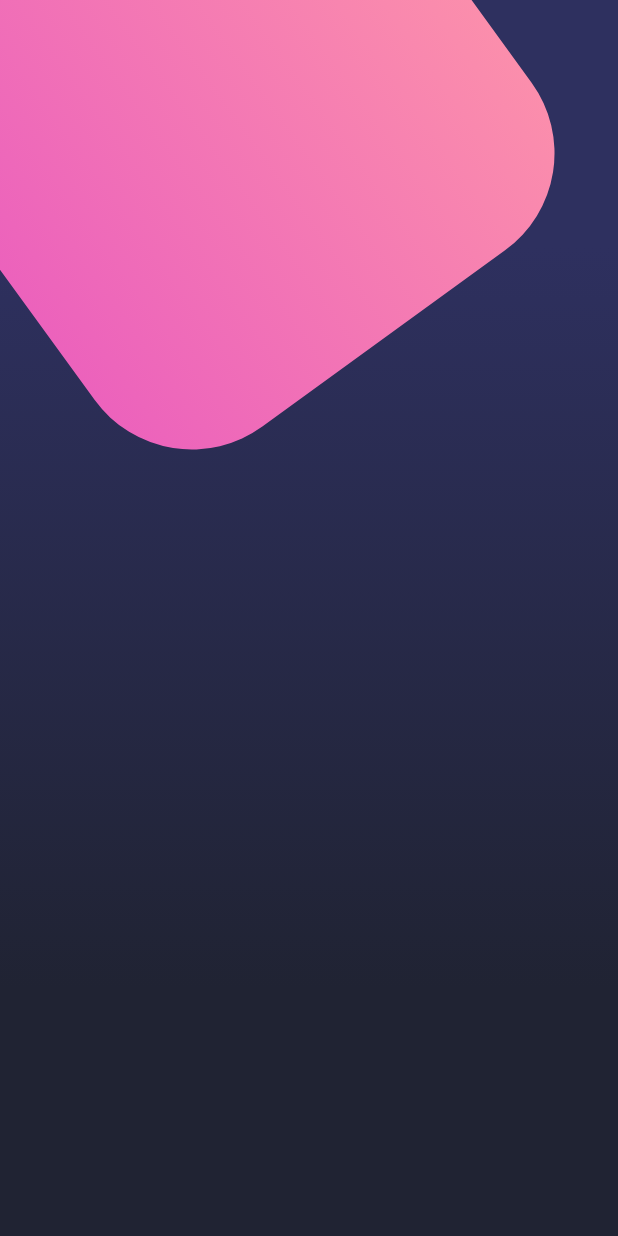
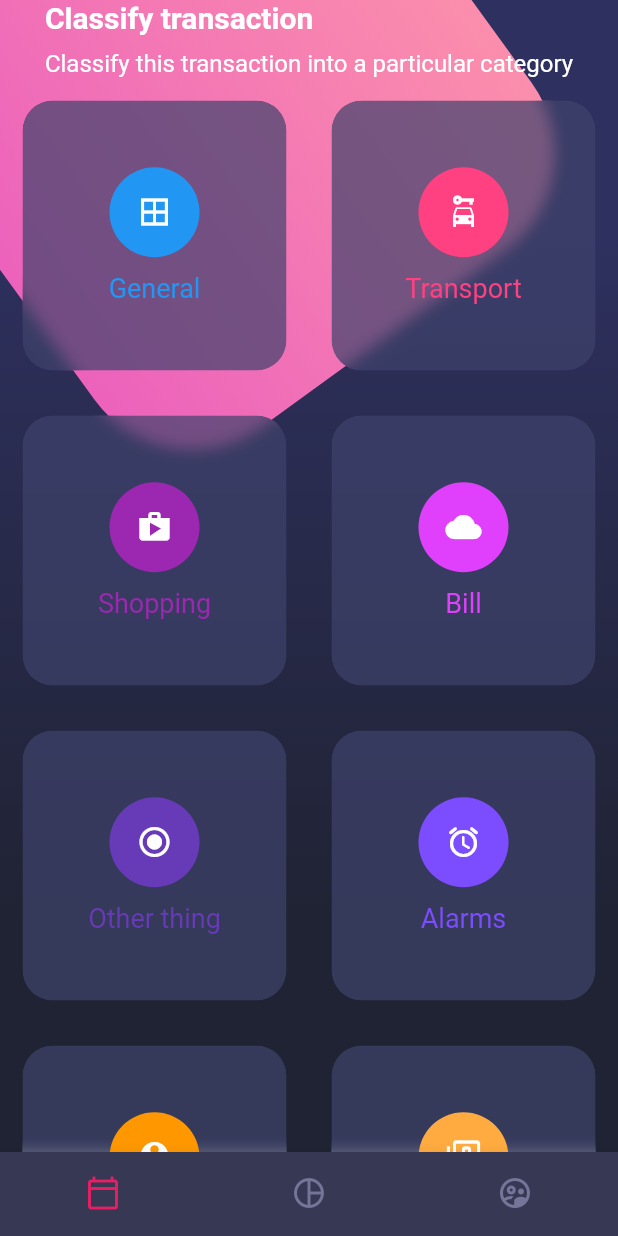
Before and after one commit to frozenfangkb/designs, a Flutter app: the screen it shows after launch, on a phone screen of 412 x 824 dp. Run offline on Flutter 3.47's test engine with Material 2 defaults, Android fonts, the phone set to English and light mode, and no system bars.

Commit message:
app done

```diff
--- a/lib/main.dart
+++ b/lib/main.dart
@@ -2,12 +2,15 @@ import 'package:disenos/screens/basic_design.dart';
 import 'package:disenos/screens/home_screen.dart';
 import 'package:disenos/screens/scroll_design.dart';
 import 'package:flutter/material.dart';
+import 'package:flutter/services.dart';
 
 void main() => runApp(MyApp());
 
 class MyApp extends StatelessWidget {
   @override
   Widget build(BuildContext context) {
+
+    SystemChrome.setSystemUIOverlayStyle(SystemUiOverlayStyle.light);
     return MaterialApp(
       debugShowCheckedModeBanner: false,
       title: 'Material App',
--- a/lib/screens/home_screen.dart
+++ b/lib/screens/home_screen.dart
@@ -1,4 +1,7 @@
 import 'package:disenos/widgets/background.dart';
+import 'package:disenos/widgets/card_table.dart';
+import 'package:disenos/widgets/custom_bottom_navigation.dart';
+import 'package:disenos/widgets/page_title.dart';
 import 'package:flutter/material.dart';
 
 
@@ -9,8 +12,30 @@ class HomeScreen extends StatelessWidget {
     return Scaffold(
       body: Stack(
         children: [
-          Background()
-      ],)
+          Background(),
+          _HomeBody()
+      ],),
+      bottomNavigationBar: CustomBottomNavigation(),
    );
   }
 }
+
+class _HomeBody extends StatelessWidget {
+
+  @override
+  Widget build(BuildContext context) {
+    return SingleChildScrollView(
+      child: Column(
+        children: [
+
+          // Titles
+          PageTitle(),
+
+          // Card table
+          CardTable()
+
+        ],
+      )
+    );
+  }
+}
--- /dev/null
+++ b/lib/widgets/card_table.dart
@@ -0,0 +1,103 @@
+import 'dart:ui';
+
+import 'package:flutter/material.dart';
+
+class CardTable extends StatelessWidget {
+  @override
+  Widget build(BuildContext context) {
+    return Table(
+      children: [
+        TableRow(children: [
+          _SingleCard(
+              color: Colors.blue, icon: Icons.border_all, text: 'General'),
+          _SingleCard(
+              color: Colors.pinkAccent,
+              icon: Icons.car_rental,
+              text: 'Transport'),
+        ]),
+        TableRow(children: [
+          _SingleCard(color: Colors.purple, icon: Icons.shop, text: 'Shopping'),
+          _SingleCard(
+              color: Colors.purpleAccent, icon: Icons.cloud, text: 'Bill'),
+        ]),
+        TableRow(children: [
+          _SingleCard(
+              color: Colors.deepPurple,
+              icon: Icons.radio_button_on,
+              text: 'Other thing'),
+          _SingleCard(
+              color: Colors.deepPurpleAccent,
+              icon: Icons.access_alarms_rounded,
+              text: 'Alarms'),
+        ]),
+        TableRow(children: [
+          _SingleCard(
+              color: Colors.orange, icon: Icons.person_pin, text: 'People'),
+          _SingleCard(
+              color: Colors.orangeAccent,
+              icon: Icons.filter_9,
+              text: 'Filters'),
+        ]),
+      ],
+    );
+  }
+}
+
+class _SingleCard extends StatelessWidget {
+  final IconData icon;
+  final Color color;
+  final String text;
+
+  const _SingleCard(
+      {Key? key, required this.icon, required this.color, required this.text})
+      : super(key: key);
+
+  @override
+  Widget build(BuildContext context) {
+    var column = Column(
+      mainAxisAlignment: MainAxisAlignment.center,
+      children: [
+        CircleAvatar(
+          backgroundColor: this.color,
+          child: Icon(this.icon, color: Colors.white),
+          radius: 30,
+        ),
+        SizedBox(height: 10),
+        Text(
+          this.text,
+          style: TextStyle(color: this.color, fontSize: 18),
+        )
+      ],
+    );
+
+    return _CardBackground(child: column);
+  }
+}
+
+class _CardBackground extends StatelessWidget {
+  final Widget child;
+
+  const _CardBackground({Key? key, required this.child}) : super(key: key);
+
+  @override
+  Widget build(BuildContext context) {
+    var boxDecoration = BoxDecoration(
+        color: Color.fromRGBO(62, 66, 107, 0.7),
+        borderRadius: BorderRadius.circular(20));
+
+    return Container(
+      margin: EdgeInsets.all(15),
+      child: ClipRRect(
+        borderRadius: BorderRadius.circular(20),
+        child: BackdropFilter(
+          filter: ImageFilter.blur(sigmaX: 5, sigmaY: 5),
+          child: Container(
+            height: 180,
+            decoration: boxDecoration,
+            child: child,
+          ),
+        ),
+      ),
+    );
+  }
+}
--- /dev/null
+++ b/lib/widgets/custom_bottom_navigation.dart
@@ -0,0 +1,29 @@
+import 'package:flutter/material.dart';
+
+class CustomBottomNavigation extends StatelessWidget {
+
+  @override
+  Widget build(BuildContext context) {
+    return BottomNavigationBar(
+      showSelectedLabels: false,
+      showUnselectedLabels: false,
+      selectedItemColor: Colors.pink,
+      backgroundColor: Color.fromRGBO(55, 57, 84, 1),
+      unselectedItemColor: Color.fromRGBO(116, 117, 152, 1),
+      items: [
+        BottomNavigationBarItem(
+          icon: Icon(Icons.calendar_today_outlined),
+          label: "Calendar"
+        ),
+        BottomNavigationBarItem(
+          icon: Icon(Icons.pie_chart_outlined),
+          label: "Graphics"
+        ),
+        BottomNavigationBarItem(
+          icon: Icon(Icons.supervised_user_circle_outlined),
+          label: "Users"
+        )
+      ],
+    );
+  }
+}
--- /dev/null
+++ b/lib/widgets/page_title.dart
@@ -0,0 +1,28 @@
+import 'package:flutter/material.dart';
+
+class PageTitle extends StatelessWidget {
+  @override
+  Widget build(BuildContext context) {
+    return SafeArea(
+      bottom: false,
+      child: Container(
+        margin: EdgeInsets.symmetric(horizontal: 20),
+        child: Column(
+          crossAxisAlignment: CrossAxisAlignment.start,
+          children: [
+            Text(
+              'Classify transaction',
+              style: TextStyle(
+                  fontSize: 20,
+                  fontWeight: FontWeight.bold,
+                  color: Colors.white),
+            ),
+            SizedBox(height: 10,),
+            Text('Classify this transaction into a particular category',
+                style: TextStyle(fontSize: 16, color: Colors.white)),
+          ],
+        ),
+      ),
+    );
+  }
+}
```
